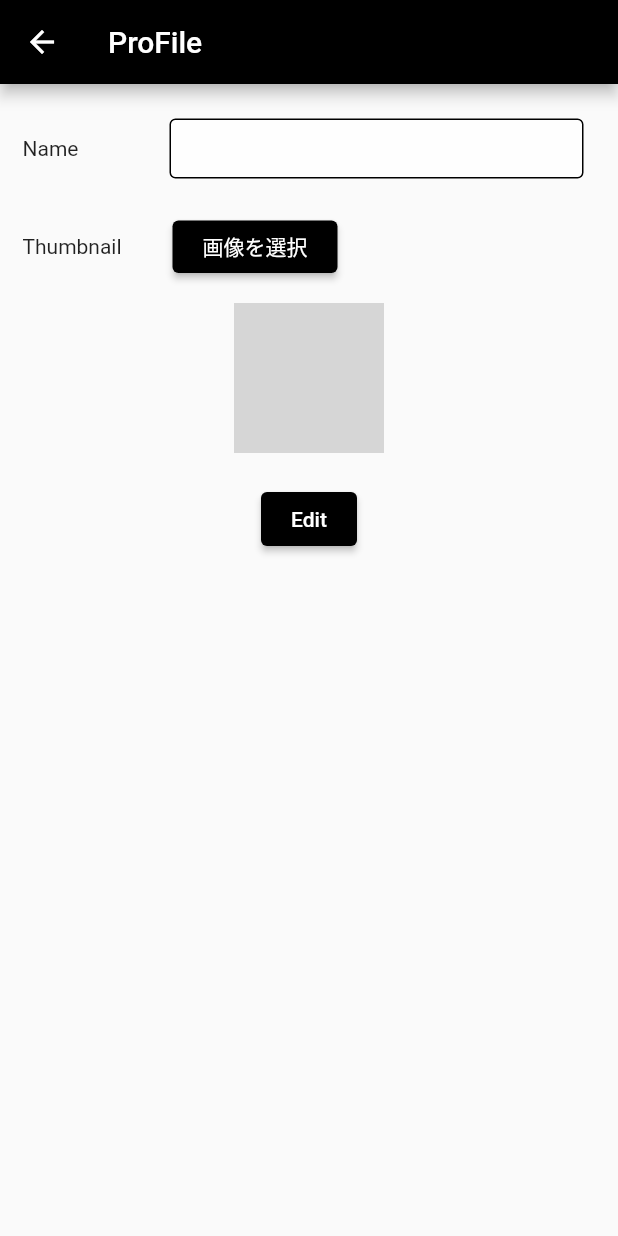
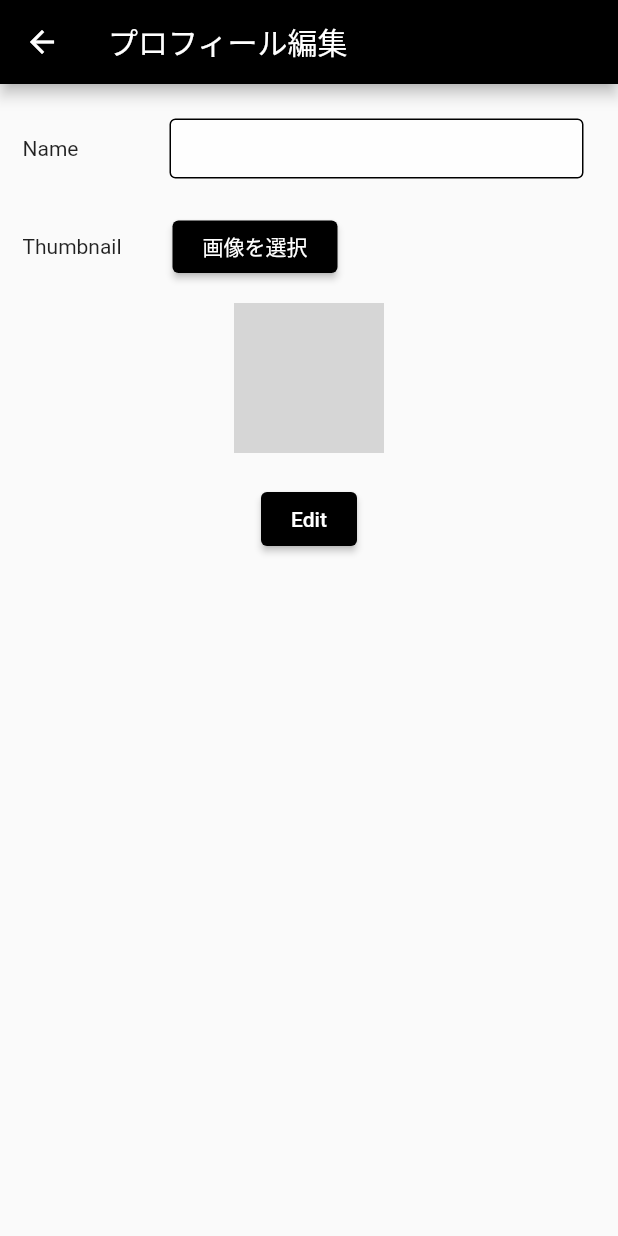
Before and after one commit to tomohiro1024/chat, a Flutter app: the SettingsProfilePage screen opened directly, after a tap on "Edit", on a phone screen of 412 x 824 dp. Run offline on Flutter 3.47's test engine with Material 2 defaults, Android fonts, the phone set to English and light mode, and no system bars; our stand-ins replace cloud_firestore, firebase_core, firebase_storage, image_picker, shared_preferences; accounts and stored records are empty; network calls fail; grey boxes are pictures that could not be loaded.

Commit message:
ほぼ完成

```diff
--- a/lib/pages/settings_profile.dart
+++ b/lib/pages/settings_profile.dart
@@ -52,7 +52,7 @@ class _SettingsProfilePageState extends State<SettingsProfilePage> {
   Widget build(BuildContext context) {
     return Scaffold(
       appBar: AppBar(
-        title: Text('ProFile'),
+        title: Text('プロフィール編集'),
         backgroundColor: Colors.black,
       ),
       body: Padding(
@@ -69,6 +69,7 @@ class _SettingsProfilePageState extends State<SettingsProfilePage> {
                     child: Container(
                       height: 40,
                       child: TextField(
+                        controller: controller,
                         decoration: InputDecoration(
                           filled: true,
                           fillColor: Colors.white70,
@@ -135,6 +136,20 @@ class _SettingsProfilePageState extends State<SettingsProfilePage> {
               onPressed: () {
                 User newProfile = User(controller.text, '', imagePath!);
                 Firestore.updeteProfile(newProfile);
+                if (controller.text == '') {
+                  final snackBar = SnackBar(
+                    backgroundColor: Colors.red,
+                    content: Text('名前もしくは画像を選択してください'),
+                  );
+                  ScaffoldMessenger.of(context).showSnackBar(snackBar);
+                } else {
+                  final snackBar = SnackBar(
+                    backgroundColor: Colors.green,
+                    content: Text('編集しました'),
+                  );
+                  ScaffoldMessenger.of(context).showSnackBar(snackBar);
+                }
+
                 print(controller.text);
               },
               child: Text('Edit'),
```
Also changed, not shown: lib/pages/talk_room.dart (+6 -3 lines), lib/pages/top_page.dart (+3 -5 lines).
